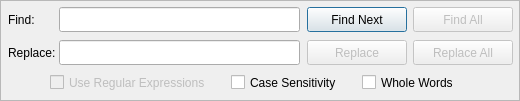
Qt form src/searchwidget.ui (GAMS-dev/studio) before a commit.
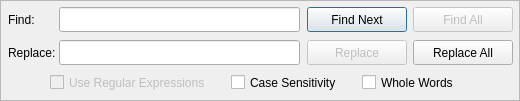
The same form after that commit.

Commit message: added 'replace all' functionality

Patch:
```diff
--- a/src/searchwidget.ui
+++ b/src/searchwidget.ui
@@ -37,7 +37,7 @@
   </widget>
   <widget class="QPushButton" name="btn_ReplaceAll">
    <property name="enabled">
-    <bool>false</bool>
+    <bool>true</bool>
    </property>
    <property name="geometry">
     <rect>
```
The commit also changes 1 other file.
